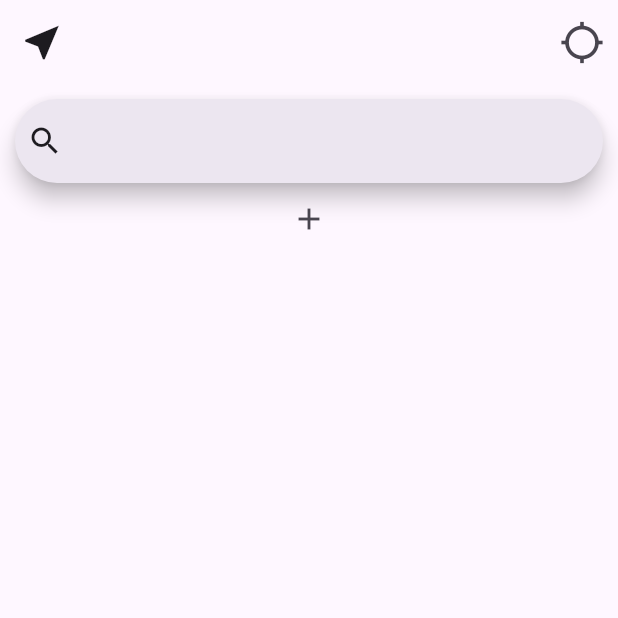
After one commit to Seung20/FlutterProject_Weather, a Flutter app: the secondscreen screen opened directly, on a phone screen of 412 x 824 dp, the top half of it. The commit adds this screen. Run offline on Flutter 3.47's test engine with Material 3 defaults, Android fonts, the phone set to English and light mode, and no system bars; our stand-ins replace flutter_spinkit, flutter_svg, geolocator, google_fonts, timer_builder; network calls fail.

Commit message:
Initial Version.0.1 + 검색 기능 추가
- 현재위치를 기반으로 한 날씨 정보 제공.
- SearchBar를 사용하여 도시 검색 기능 추가.

```diff
--- a/lib/screens/loading.dart
+++ b/lib/screens/loading.dart
@@ -1,7 +1,7 @@
 import 'package:flutter/material.dart';
-import 'package:datecouresmap/data/my_location.dart';
-import 'package:datecouresmap/data/network.dart';
-import 'package:datecouresmap/screens/weather_screen.dart';
+import 'package:weather/data/my_location.dart';
+import 'package:weather/data/network.dart';
+import 'package:weather/screens/weather_screen.dart';
 import 'package:flutter_spinkit/flutter_spinkit.dart';
 const apikey = '8e2b85dee1832f3d88dc87b66482d671';
 
--- /dev/null
+++ b/lib/screens/newcityscreen.dart
@@ -0,0 +1 @@
+import 'package:flutter/material.dart';
--- /dev/null
+++ b/lib/screens/secondscreen.dart
@@ -0,0 +1,77 @@
+import 'package:flutter/material.dart';
+import 'package:weather/screens/newcityscreen.dart';
+
+
+class secondscreen extends StatefulWidget {
+  const secondscreen({super.key});
+
+  @override
+  State<secondscreen> createState() => _secondscreenState();
+}
+
+ Map Citylat = {
+  'seoul': 37.5729,
+ };
+ Map Citylong = {
+   'seoul': 126.9794,
+ };
+
+ var textcontroller = TextEditingController();
+ String? inputText;
+
+ var inputText_lat;
+ var inputText_long;
+ var cityinform = [];
+
+
+class _secondscreenState extends State<secondscreen> {
+  @override
+  Widget build(BuildContext context) {
+    return Scaffold(
+      appBar: AppBar(
+        title: Text(''),
+        backgroundColor: Colors.transparent,
+        elevation: 0,
+        leading: IconButton(
+          icon: Icon(Icons.near_me),
+          onPressed: (){},
+          iconSize: 30.0,
+        ),
+        actions: [
+          IconButton(onPressed: (){
+            // Navigator.push(context, MaterialPageRoute(
+            //   builder: (context) {
+            //     return newcityscreen();
+            //   },
+            // ));
+          },
+            icon: Icon(Icons.location_searching), iconSize: 30.0,)
+        ],
+      ),
+      body: Padding(
+        padding: const EdgeInsets.all(10.0),
+        child: Column(
+          children: [
+            SearchBar(
+              leading: Icon(Icons.search),
+              onSubmitted: (value) {
+                setState(() {
+                  inputText = value;
+                  cityinform.add(Citylat[inputText]);
+                  cityinform.add(Citylong[inputText]);
+                  print(cityinform);
+
+
+                }
+                );
+              },
+            ),
+            IconButton(onPressed: (){
+              Navigator.pop(context, inputText_lat,);
+            }, icon: Icon(Icons.add))
+          ],
+        ),
+      ),
+    );
+  }
+}
--- a/pubspec.yaml
+++ b/pubspec.yaml
@@ -1,4 +1,4 @@
-name: datecouresmap
+name: weather
 description: "A new Flutter project."
 # The following line prevents the package from being accidentally published to
 # pub.dev using `flutter pub publish`. This is preferred for private packages.
@@ -42,6 +42,7 @@ dependencies:
   timer_builder: ^2.0.0
   intl: ^0.19.0
   flutter_spinkit: ^5.2.0
+
 
 
 dev_dependencies:
```
Also changed, not shown: lib/screens/weather_screen.dart (+9 -2 lines), 5 other files.
